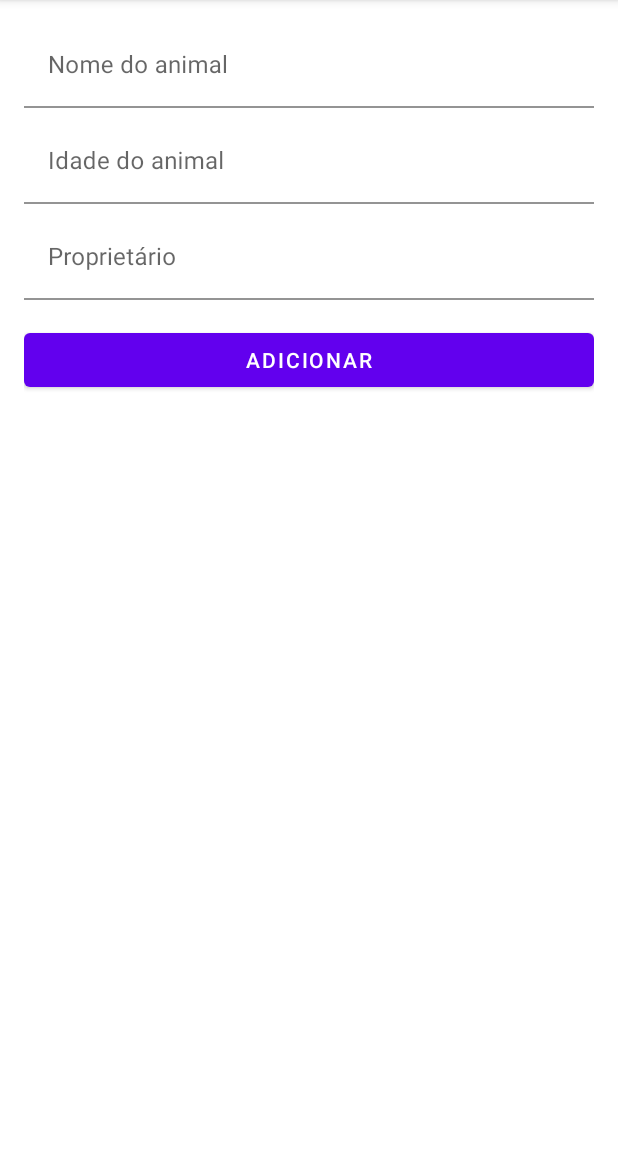
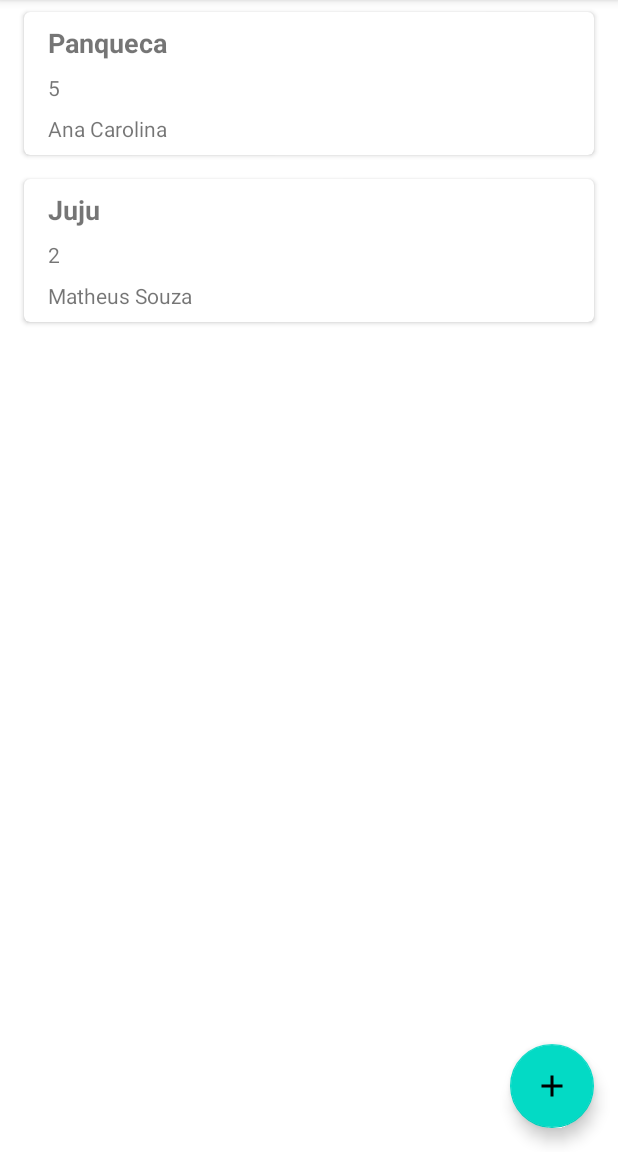
Before and after one commit to matheusouzaaaa/AnimaisFelizes, an Android app: the screen it shows after launch (MainActivity), on a phone screen of 412 x 824 dp, the part 84-1236 px from its top. Run offline under Robolectric (Android 15) with nearby library versions, the phone set to English and light mode, and no system bars; our stand-ins replace Room's generated code, navigation-ui.

Commit message:
Criada a visualização dos itens na Lista. Adicionado valores mockados para visualização.

```diff
--- /dev/null
+++ b/app/src/main/java/com/example/animaisfelizes/ui/animaislist/AnimaisListAdapter.kt
@@ -0,0 +1,39 @@
+package com.example.animaisfelizes.ui.animaislist
+
+import android.view.LayoutInflater
+import android.view.View
+import android.view.ViewGroup
+import android.widget.TextView
+import androidx.recyclerview.widget.RecyclerView
+import com.example.animaisfelizes.R
+import com.example.animaisfelizes.data.db.entity.AnimalEntity
+import kotlinx.android.synthetic.main.animal_item.view.*
+
+class AnimaisListAdapter(
+    private val animais: List<AnimalEntity>
+): RecyclerView.Adapter<AnimaisListAdapter.AnimalListViewHolder>() {
+
+    override fun onCreateViewHolder(parent: ViewGroup, viewType: Int): AnimalListViewHolder {
+        val view = LayoutInflater.from(parent.context).inflate(R.layout.animal_item, parent, false)
+
+        return AnimalListViewHolder(view)
+    }
+
+    override fun onBindViewHolder(holder: AnimalListViewHolder, position: Int) {
+        holder.bindView(animais[position])
+    }
+
+    override fun getItemCount() = animais.size
+
+    class AnimalListViewHolder(itemView: View): RecyclerView.ViewHolder(itemView){
+        private val textViewAnimalNome: TextView = itemView.text_animal_nome
+        private val textViewAnimalIdade: TextView = itemView.text_animal_idade
+        private val textViewAnimalProprietario: TextView = itemView.text_animal_proprietario
+
+        fun bindView(animal: AnimalEntity){
+            textViewAnimalNome.text = animal.nome
+            textViewAnimalIdade.text = animal.idade
+            textViewAnimalProprietario.text = animal.proprietario
+        }
+    }
+}
--- /dev/null
+++ b/app/src/main/java/com/example/animaisfelizes/ui/animaislist/AnimaisListFragment.kt
@@ -0,0 +1,32 @@
+package com.example.animaisfelizes.ui.animaislist
+
+import android.os.Bundle
+import android.view.View
+import androidx.fragment.app.Fragment
+import com.example.animaisfelizes.R
+import com.example.animaisfelizes.data.db.entity.AnimalEntity
+import kotlinx.android.synthetic.main.animais_list_fragment.*
+
+class AnimaisListFragment : Fragment(R.layout.animais_list_fragment) {
+    private lateinit var viewModel: AnimaisListViewModel
+
+    override fun onViewCreated(view: View, savedInstanceState: Bundle?) {
+        super.onViewCreated(view, savedInstanceState)
+
+        val animaisListAdapter = AnimaisListAdapter(
+            listOf(
+                AnimalEntity(1,"Panqueca","5","Ana Carolina"),
+                AnimalEntity(2,"Juju","2","Matheus Souza")
+            )
+        )
+
+        //conectar o adaptar ao recyclerview
+        recycler_animais.run{
+            //todos items do mesmo tamanho
+            setHasFixedSize(true)
+            adapter = animaisListAdapter
+        }
+
+
+    }
+}
--- /dev/null
+++ b/app/src/main/java/com/example/animaisfelizes/ui/animaislist/AnimaisListViewModel.kt
@@ -0,0 +1,7 @@
+package com.example.animaisfelizes.ui.animaislist
+
+import androidx.lifecycle.ViewModel
+
+class AnimaisListViewModel : ViewModel() {
+    // TODO: Implement the ViewModel
+}
--- /dev/null
+++ b/app/src/main/res/drawable/ic_add.xml
@@ -0,0 +1,5 @@
+<vector android:height="24dp" android:tint="#FFF"
+    android:viewportHeight="24" android:viewportWidth="24"
+    android:width="24dp" xmlns:android="http://schemas.android.com/apk/res/android">
+    <path android:fillColor="@android:color/white" android:pathData="M19,13h-6v6h-2v-6H5v-2h6V5h2v6h6v2z"/>
+</vector>
--- /dev/null
+++ b/app/src/main/res/layout/animais_list_fragment.xml
@@ -0,0 +1,26 @@
+<?xml version="1.0" encoding="utf-8"?>
+<androidx.coordinatorlayout.widget.CoordinatorLayout xmlns:android="http://schemas.android.com/apk/res/android"
+    xmlns:app="http://schemas.android.com/apk/res-auto"
+    xmlns:tools="http://schemas.android.com/tools"
+    android:layout_width="match_parent"
+    android:layout_height="match_parent"
+    tools:context=".ui.animaislist.AnimaisListFragment">
+
+    <androidx.recyclerview.widget.RecyclerView
+        android:id="@+id/recycler_animais"
+        android:layout_width="match_parent"
+        android:layout_height="match_parent"
+        app:layoutManager="androidx.recyclerview.widget.LinearLayoutManager"
+        tools:listitem="@layout/animal_item" />
+
+    <com.google.android.material.floatingactionbutton.FloatingActionButton
+        android:id="@+id/fabAddSubscriber"
+        android:layout_width="wrap_content"
+        android:layout_height="wrap_content"
+        android:layout_gravity="end|bottom"
+        android:layout_margin="16dp"
+        android:contentDescription="@string/todo"
+        android:src="@drawable/ic_add"
+        app:rippleColor="#FFFFFF" />
+
+</androidx.coordinatorlayout.widget.CoordinatorLayout>
--- /dev/null
+++ b/app/src/main/res/layout/animal_item.xml
@@ -0,0 +1,46 @@
+<?xml version="1.0" encoding="utf-8"?>
+<androidx.cardview.widget.CardView xmlns:android="http://schemas.android.com/apk/res/android"
+    xmlns:app="http://schemas.android.com/apk/res-auto"
+    xmlns:tools="http://schemas.android.com/tools"
+    android:layout_width="match_parent"
+    android:layout_height="wrap_content"
+    android:layout_marginStart="16dp"
+    android:layout_marginTop="8dp"
+    android:layout_marginEnd="16dp"
+    android:layout_marginBottom="8dp"
+    app:cardCornerRadius="4dp">
+
+    <LinearLayout
+        android:layout_width="match_parent"
+        android:layout_height="wrap_content"
+        android:orientation="vertical"
+        android:paddingStart="16dp"
+        android:paddingTop="8dp"
+        android:paddingEnd="16dp"
+        android:paddingBottom="8dp">
+
+        <TextView
+            android:id="@+id/text_animal_nome"
+            android:layout_width="wrap_content"
+            android:layout_height="wrap_content"
+            android:textSize="18sp"
+            android:textStyle="bold"
+            tools:text="Panqueca" />
+
+        <TextView
+            android:id="@+id/text_animal_idade"
+            android:layout_width="wrap_content"
+            android:layout_height="wrap_content"
+            android:layout_marginTop="8dp"
+            tools:text="5" />
+
+        <TextView
+            android:id="@+id/text_animal_proprietario"
+            android:layout_width="wrap_content"
+            android:layout_height="wrap_content"
+            android:layout_marginTop="8dp"
+            tools:text="Matheus Souza" />
+
+    </LinearLayout>
+
+</androidx.cardview.widget.CardView>
--- a/app/src/main/res/navigation/main_graph.xml
+++ b/app/src/main/res/navigation/main_graph.xml
@@ -3,11 +3,18 @@
     xmlns:app="http://schemas.android.com/apk/res-auto"
     xmlns:tools="http://schemas.android.com/tools"
     android:id="@+id/main_graph"
-    app:startDestination="@id/animaisFragment">
+    app:startDestination="@id/animaisListFragment">
+
+    <fragment
+        android:id="@+id/animaisListFragment"
+        android:name="com.example.animaisfelizes.ui.animaislist.AnimaisListFragment"
+        android:label="@string/title"
+        tools:layout="@layout/animais_list_fragment" />
 
     <fragment
         android:id="@+id/animaisFragment"
         android:name="com.example.animaisfelizes.ui.animais.AnimaisFragment"
         android:label="@string/title"
         tools:layout="@layout/animais_fragment" />
+
 </navigation>
--- a/app/src/main/res/values/strings.xml
+++ b/app/src/main/res/values/strings.xml
@@ -7,4 +7,5 @@
     <string name="proprietario_name_hint">Proprietário</string>
     <string name="animal_inserido_sucesso">Animal foi inserido com sucesso</string>
     <string name="animal_inserido_erro">Animal não inserido, aconteceu algum erro</string>
+    <string name="todo">TODO</string>
 </resources>
```
